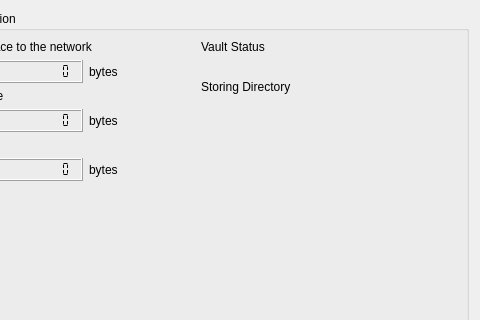
Qt form src/qt/ui/user_vault_info.ui (maidsafe-archive/MaidSafe-Encrypt) before a commit; both pictures show x 85 to 565 and y 0 to 320 of the 565 by 469 pixel window.
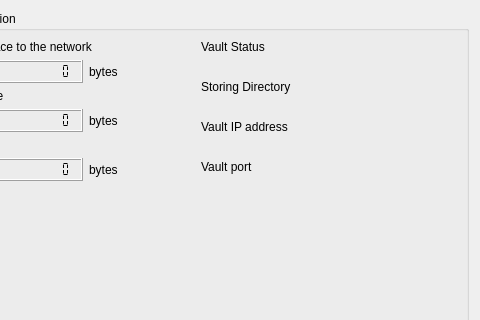
The same form after that commit.

Commit message: Local vault registration stuff, styling to qt folder

What changed in the file:
```diff
--- a/src/qt/ui/user_vault_info.ui
+++ b/src/qt/ui/user_vault_info.ui
@@ -195,6 +195,34 @@
             </property>
            </widget>
           </item>
+          <item>
+           <widget class="QLabel" name="label_9">
+            <property name="text">
+             <string>Vault IP address</string>
+            </property>
+           </widget>
+          </item>
+          <item>
+           <widget class="QLabel" name="labelIP">
+            <property name="text">
+             <string/>
+            </property>
+           </widget>
+          </item>
+          <item>
+           <widget class="QLabel" name="label_10">
+            <property name="text">
+             <string>Vault port</string>
+            </property>
+           </widget>
+          </item>
+          <item>
+           <widget class="QLabel" name="labelPort">
+            <property name="text">
+             <string/>
+            </property>
+           </widget>
+          </item>
           <item>
            <spacer name="verticalSpacer">
             <property name="orientation">
```
The commit also changes 57 other files.
